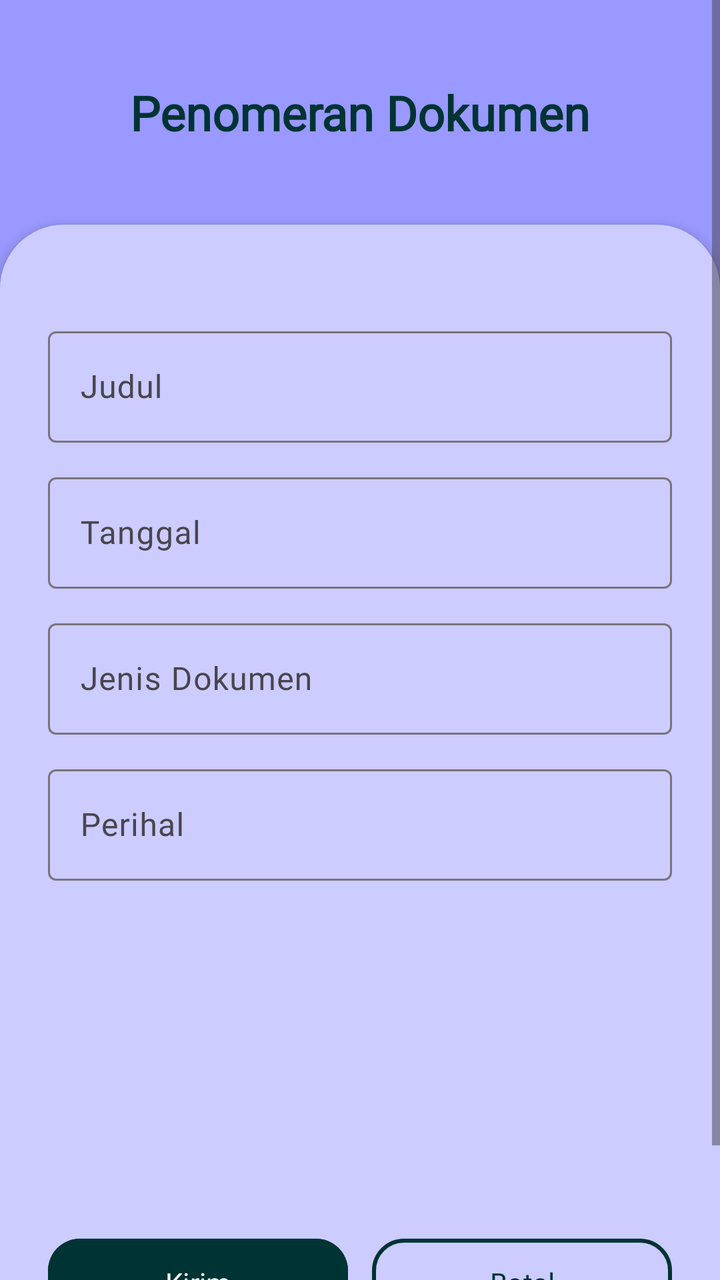
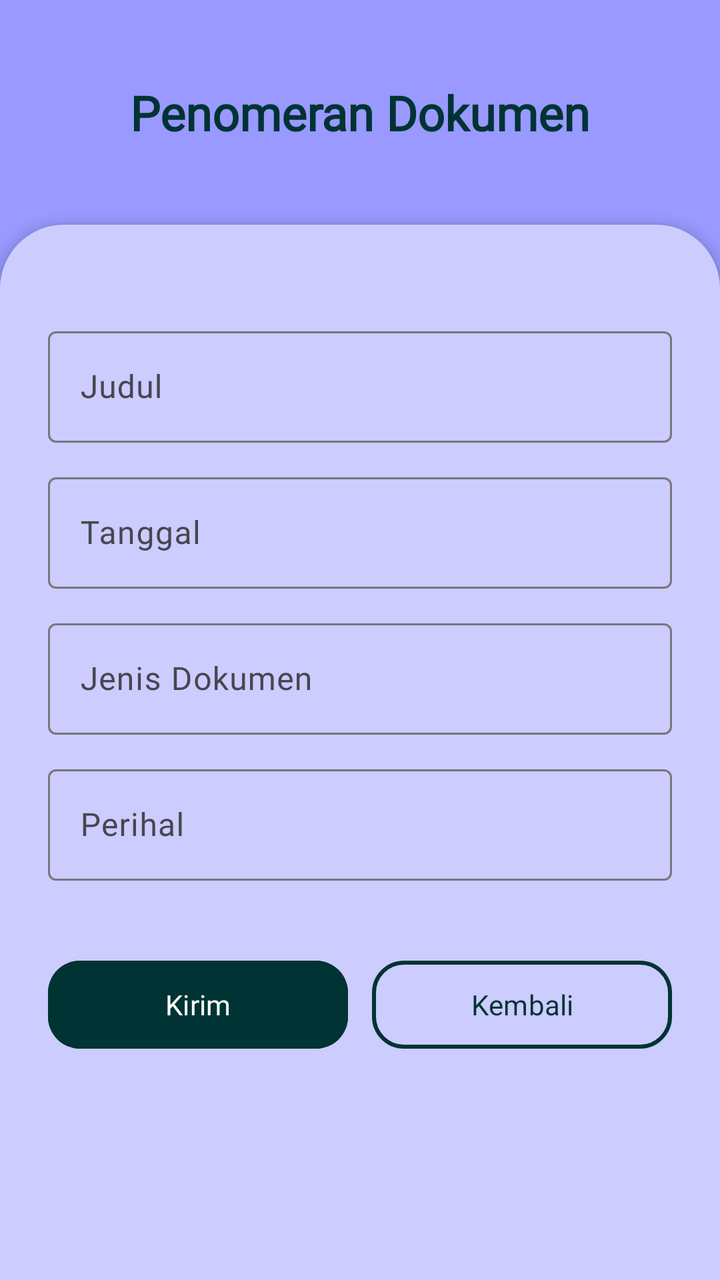

Before-and-after screenshots of an Android layout around one commit, followed by the original layout XML and the change that was made.
<!-- AndroidManifest.xml: application theme Theme.Rekraprima -->
<!-- res/layout/karyawan_penomeran_dokumen.xml -->
<?xml version="1.0" encoding="utf-8"?>
<ScrollView xmlns:android="http://schemas.android.com/apk/res/android"
  xmlns:app="http://schemas.android.com/apk/res-auto"
  android:layout_width="match_parent"
  android:layout_height="match_parent"
  android:fillViewport="true"
  android:background="@color/pastel_blue">

  <LinearLayout
    android:layout_width="match_parent"
    android:layout_height="wrap_content"
    android:orientation="vertical"
    >

    <TextView
      android:layout_width="match_parent"
      android:layout_height="wrap_content"
      android:layout_marginTop="40dp"
      android:layout_marginBottom="40dp"
      android:fontFamily="@font/inter_extrabold"
      android:gravity="center"
      android:text="Penomeran Dokumen"
      android:textColor="@color/dark_green"
      android:textSize="24sp"
      android:textStyle="bold" />

    <LinearLayout
      android:layout_width="match_parent"
      android:layout_height="match_parent"
      android:background="@drawable/curve_bg"
      android:orientation="vertical"
      android:padding="24dp"
      android:elevation="4dp">

      <com.google.android.material.textfield.TextInputLayout
        android:layout_width="match_parent"
        android:layout_height="wrap_content"
        android:layout_marginTop="24dp"
        android:hint="Judul">

        <com.google.android.material.textfield.TextInputEditText
          android:id="@+id/txtTujuanDinas"
          android:layout_width="match_parent"
          android:layout_height="wrap_content"
          android:alpha="140"
          android:fontFamily="@font/inter" />
      </com.google.android.material.textfield.TextInputLayout>

      <com.google.android.material.textfield.TextInputLayout
        android:layout_width="match_parent"
        android:layout_height="wrap_content"
        android:layout_marginTop="12dp"
        android:hint="Tanggal">

        <com.google.android.material.textfield.TextInputEditText
          android:id="@+id/txtKeberangkatan"
          android:layout_width="match_parent"
          android:layout_height="wrap_content"
          android:alpha="140"
          android:fontFamily="@font/inter" />
      </com.google.android.material.textfield.TextInputLayout>

      <com.google.android.material.textfield.TextInputLayout
        android:layout_width="match_parent"
        android:layout_height="wrap_content"
        android:layout_marginTop="12dp"
        android:hint="Jenis Dokumen">

        <com.google.android.material.textfield.TextInputEditText
          android:id="@+id/txtKembali"
          android:layout_width="match_parent"
          android:layout_height="wrap_content"
          android:alpha="140"
          android:fontFamily="@font/inter" />
      </com.google.android.material.textfield.TextInputLayout>

      <com.google.android.material.textfield.TextInputLayout
        android:layout_width="match_parent"
        android:layout_height="200dp"
        android:layout_marginTop="12dp"
        android:hint="Perihal">
        <com.google.android.material.textfield.TextInputEditText
          android:id="@+id/txtAgenda"
          android:layout_width="match_parent"
          android:layout_height="wrap_content"
          android:alpha="140"
          android:fontFamily="@font/inter" />
      </com.google.android.material.textfield.TextInputLayout>

      <LinearLayout
        android:layout_width="match_parent"
        android:layout_height="wrap_content"
        android:layout_marginTop="36dp"
        android:layout_marginBottom="24dp"
        android:orientation="horizontal">

        <com.google.android.material.button.MaterialButton
          android:id="@+id/btnPenomeranDokumen"
          android:layout_width="0dp"
          android:layout_height="52dp"
          android:layout_weight="1"
          android:backgroundTint="@color/dark_green"
          android:fontFamily="@font/inter_semibold"
          android:text="Kirim"
          android:textAllCaps="false"
          android:textColor="@color/white"
          app:cornerRadius="16dp" />

        <Space
          android:layout_width="12dp"
          android:layout_height="1dp" />

        <com.google.android.material.button.MaterialButton
          android:id="@+id/btnPengajuanPerjalananDinas"
          android:layout_width="0dp"
          android:layout_height="52dp"
          android:layout_weight="1"
          android:backgroundTint="@color/powder_blue"
          android:text="Batal"
          android:textColor="@color/dark_green"
          android:fontFamily="@font/inter_semibold"
          app:cornerRadius="16dp"
          app:strokeColor="@color/dark_green"
          app:strokeWidth="2dp" />

      </LinearLayout>
    </LinearLayout>
  </LinearLayout>
</ScrollView>
<!-- resources referenced by this layout -->
<resources>
  <color name="dark_green">#003333</color>
  <color name="pastel_blue">#9999FF</color>
  <color name="powder_blue">#CCCCFF</color>
  <color name="white">#FFFFFF</color>
  <!-- drawable curve_bg (drawable) -->
  <?xml version="1.0" encoding="utf-8"?>
  <shape xmlns:android="http://schemas.android.com/apk/res/android">
    <solid android:color="@color/powder_blue" />
    <corners
      android:topLeftRadius="32dp"
      android:topRightRadius="32dp" />
  </shape>
  <style name="Theme.Rekraprima" parent="Base.Theme.Rekraprima" />
  <style name="Base.Theme.Rekraprima" parent="Theme.Material3.DayNight.NoActionBar">
          
          
      </style>
</resources>

<!-- the commit's change to res/layout/karyawan_penomeran_dokumen.xml (unified diff, before → after) -->
@@ -39,7 +39,7 @@
         android:hint="Judul">
 
         <com.google.android.material.textfield.TextInputEditText
-          android:id="@+id/txtTujuanDinas"
+          android:id="@+id/txtJudul"
           android:layout_width="match_parent"
           android:layout_height="wrap_content"
           android:alpha="140"
@@ -53,7 +53,7 @@
         android:hint="Tanggal">
 
         <com.google.android.material.textfield.TextInputEditText
-          android:id="@+id/txtKeberangkatan"
+          android:id="@+id/txtTanggal"
           android:layout_width="match_parent"
           android:layout_height="wrap_content"
           android:alpha="140"
@@ -67,7 +67,7 @@
         android:hint="Jenis Dokumen">
 
         <com.google.android.material.textfield.TextInputEditText
-          android:id="@+id/txtKembali"
+          android:id="@+id/txtJenis"
           android:layout_width="match_parent"
           android:layout_height="wrap_content"
           android:alpha="140"
@@ -76,11 +76,11 @@
 
       <com.google.android.material.textfield.TextInputLayout
         android:layout_width="match_parent"
-        android:layout_height="200dp"
+        android:layout_height="wrap_content"
         android:layout_marginTop="12dp"
         android:hint="Perihal">
         <com.google.android.material.textfield.TextInputEditText
-          android:id="@+id/txtAgenda"
+          android:id="@+id/txtPerihal"
           android:layout_width="match_parent"
           android:layout_height="wrap_content"
           android:alpha="140"
@@ -95,7 +95,7 @@
         android:orientation="horizontal">
 
         <com.google.android.material.button.MaterialButton
-          android:id="@+id/btnPenomeranDokumen"
+          android:id="@+id/btnKirim"
           android:layout_width="0dp"
           android:layout_height="52dp"
           android:layout_weight="1"
@@ -111,14 +111,14 @@
           android:layout_height="1dp" />
 
         <com.google.android.material.button.MaterialButton
-          android:id="@+id/btnPengajuanPerjalananDinas"
+          android:id="@+id/btnKembali"
           android:layout_width="0dp"
           android:layout_height="52dp"
           android:layout_weight="1"
           android:backgroundTint="@color/powder_blue"
-          android:text="Batal"
+          android:fontFamily="@font/inter_semibold"
+          android:text="Kembali"
           android:textColor="@color/dark_green"
-          android:fontFamily="@font/inter_semibold"
           app:cornerRadius="16dp"
           app:strokeColor="@color/dark_green"
           app:strokeWidth="2dp" />
